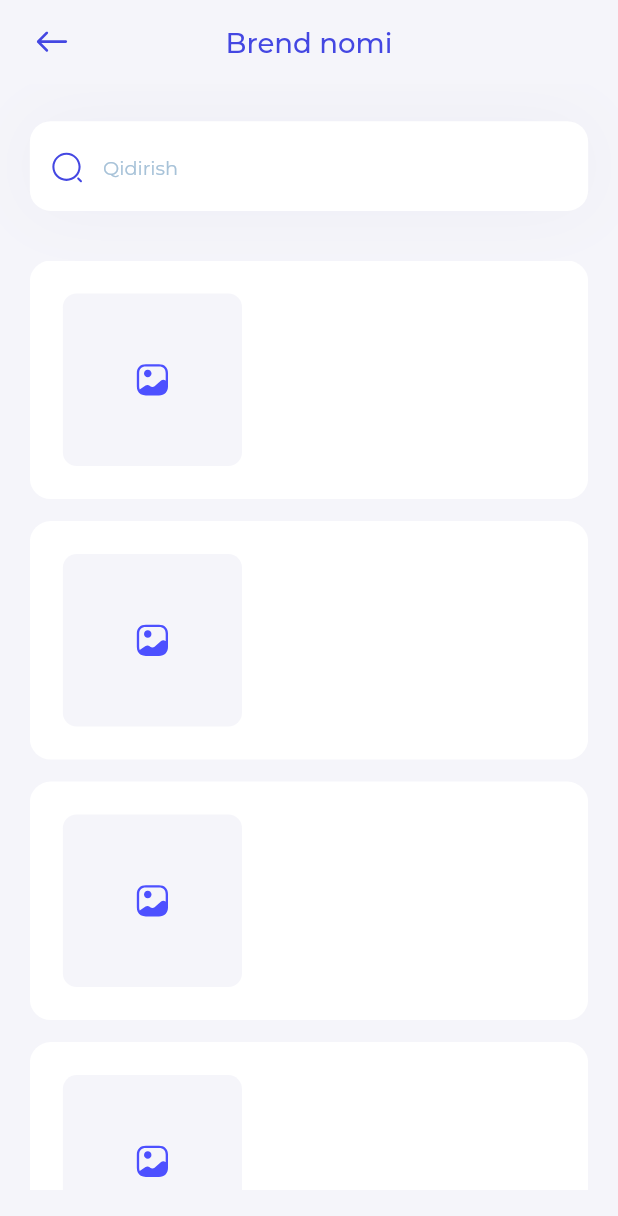
After one commit to Abdullayev3635/savdo, a Flutter app: the ProductPage screen opened directly, after a tap on "Liqui Moly", on a phone screen of 412 x 824 dp. The commit adds this screen. Shown: the top 1216 px of the screen. Run offline on Flutter 3.47's test engine with Material 2 defaults, Android fonts, the phone set to English and light mode, and no system bars; our stand-ins replace auto_size_text, bloc, bloc_concurrency, dartz, equatable, flutter_bloc and 14 more; accounts and stored records are empty; statements that could not run were skipped; project files that could hold a hidden picture were left out.

Commit message:
product_items

```diff
--- a/lib/features/accounts/presentation/widgets/profile_items.dart
+++ b/lib/features/accounts/presentation/widgets/profile_items.dart
@@ -4,6 +4,7 @@ import 'package:flutter_svg/svg.dart';
 
 import '../../../../core/utils/app_constants.dart';
 
+// ignore: must_be_immutable
 class ProfileItemsWidgets extends StatelessWidget {
   final String title, icon;
   Color? color;
--- a/lib/features/app.dart
+++ b/lib/features/app.dart
@@ -1,7 +1,6 @@
 import 'package:flutter/material.dart';
 import 'package:flutter_screenutil/flutter_screenutil.dart';
 import 'package:savdo_agnet_client/features/firmalar/presentation/pages/firmalar_page.dart';
-import 'package:savdo_agnet_client/features/map_check/presentation/pages/map_check.dart';
 
 class AppProvider extends StatelessWidget {
   const AppProvider({Key? key}) : super(key: key);
--- a/lib/features/main/presentation/pages/main_page.dart
+++ b/lib/features/main/presentation/pages/main_page.dart
@@ -36,7 +36,7 @@ class _MainPageState extends State<MainPage> {
                   crossAxisAlignment: CrossAxisAlignment.start,
                   mainAxisAlignment: MainAxisAlignment.start,
                   children: [
-                    Container(
+                    SizedBox(
                       width: MediaQuery
                           .of(context)
                           .size
--- a/lib/features/product/presentation/pages/product_page.dart
+++ b/lib/features/product/presentation/pages/product_page.dart
@@ -3,6 +3,7 @@ import 'package:flutter_screenutil/flutter_screenutil.dart';
 import 'package:flutter_svg/flutter_svg.dart';
 import 'package:savdo_agnet_client/core/utils/app_constants.dart';
 import 'package:savdo_agnet_client/features/firmalar/presentation/widgets/text_field_widget.dart';
+import 'package:savdo_agnet_client/features/product_items/presentation/pages/products.dart';
 
 class ProductPage extends StatefulWidget {
   const ProductPage({Key? key}) : super(key: key);
@@ -45,10 +46,20 @@ class _ProductPageState extends State<ProductPage> {
                     physics: const BouncingScrollPhysics(),
                     itemCount: 10,
                     itemBuilder: (context, index) {
-                      return const ProductItemsWidget(
-                        image: 'assets/icons/ic_gallery.svg',
-                      title: 'Liqui Moly',
-                        count: '40',
+                      return InkWell(
+                        onTap: () {
+                          Navigator.push(
+                            context,
+                            MaterialPageRoute(
+                              builder: (context) => const Products(),
+                            ),
+                          );
+                        },
+                        child: const ProductItemsWidget(
+                          image: 'assets/icons/ic_gallery.svg',
+                          title: 'Liqui Moly',
+                          count: '40',
+                        ),
                       );
                     }),
               )
--- /dev/null
+++ b/lib/features/product_items/presentation/pages/products.dart
@@ -0,0 +1,78 @@
+import 'package:flutter/material.dart';
+import 'package:flutter_screenutil/flutter_screenutil.dart';
+import 'package:flutter_svg/svg.dart';
+import 'package:savdo_agnet_client/features/product_items/presentation/widgets/search.dart';
+
+import '../../../../core/utils/app_constants.dart';
+import '../widgets/product_items.dart';
+
+class Products extends StatefulWidget {
+  const Products({Key? key}) : super(key: key);
+
+  @override
+  State<Products> createState() => _ProductsState();
+}
+
+class _ProductsState extends State<Products> {
+  TextEditingController textEditingController = TextEditingController();
+  @override
+  Widget build(BuildContext context) {
+    return Scaffold(
+      appBar: buildAppBar(context),
+      body: Container(
+        padding: EdgeInsets.symmetric(horizontal: 20.w),
+        color: cBackgroundColor,
+        child: Column(
+          children: [
+            TextFieldWidget(controller: textEditingController,),
+            Container(
+              height: MediaQuery.of(context).size.height / 1.33,
+              margin: EdgeInsets.only(top: 36.h),
+              child: ListView.builder(
+                  physics: const BouncingScrollPhysics(),
+                  itemCount: 10,
+                  itemBuilder: (context, index) {
+                    return InkWell(
+                      onTap: () {
+                        Navigator.push(
+                          context,
+                          MaterialPageRoute(
+                            builder: (context) => const Products(),
+                          ),
+                        );
+                      },
+                      child: const ProductItemsWidget(
+                        image: 'assets/icons/ic_gallery.svg',
+                        title: 'Liqui Moly',
+                        count: '40',
+                      ),
+                    );
+                  }),
+            ),
+          ],
+        ),
+      ),
+    );
+  }
+  AppBar buildAppBar(BuildContext context) {
+    return AppBar(
+      leadingWidth: 70,
+      elevation: 0,
+      backgroundColor: cBackgroundColor,
+      leading: IconButton(
+        onPressed: () {},
+        icon: SvgPicture.asset("assets/icons/ic_arrow_back.svg"),
+      ),
+      title: Text(
+        "Brend nomi",
+        style: TextStyle(
+          fontFamily: "Medium",
+          fontSize: 20.sp,
+          fontWeight: FontWeight.w500,
+          color: primaryColor,
+        ),
+      ),
+      centerTitle: true,
+    );
+  }
+}
--- /dev/null
+++ b/lib/features/product_items/presentation/widgets/product_items.dart
@@ -0,0 +1,44 @@
+import 'package:flutter/material.dart';
+import 'package:flutter_screenutil/flutter_screenutil.dart';
+import 'package:flutter_svg/flutter_svg.dart';
+import 'package:savdo_agnet_client/core/utils/app_constants.dart';
+
+class ProductItemsWidget extends StatelessWidget {
+  final String title, image, count;
+
+  const ProductItemsWidget({
+    required this.title,
+    required this.count,
+    required this.image,
+    Key? key,
+  }) : super(key: key);
+
+  @override
+  Widget build(BuildContext context) {
+    return Container(
+      decoration: BoxDecoration(
+          borderRadius: BorderRadius.circular(15.r), color: cWhiteColor),
+      margin: EdgeInsets.only(bottom: 16.h),
+      child: Row(
+        children: [
+          Container(
+            height: 125.h,
+            width: 120.w,
+            margin: const EdgeInsets.all(22),
+            padding: const EdgeInsets.all(45),
+            decoration: BoxDecoration(
+              borderRadius: BorderRadius.circular(10.r),
+              color: cBackgroundColor,
+            ),
+            child: SizedBox(
+              child: SvgPicture.asset(
+                "assets/icons/ic_gallery.svg",
+
+              ),
+            ),
+          ),
+        ],
+      ),
+    );
+  }
+}
--- /dev/null
+++ b/lib/features/product_items/presentation/widgets/search.dart
@@ -0,0 +1,76 @@
+import 'package:flutter/material.dart';
+import 'package:flutter_bloc/flutter_bloc.dart';
+import 'package:flutter_screenutil/flutter_screenutil.dart';
+import 'package:flutter_svg/svg.dart';
+
+import '../../../../core/utils/app_constants.dart';
+import '../../../firmalar/presentation/bloc/firma_cubit.dart';
+class TextFieldWidget extends StatefulWidget {
+  const TextFieldWidget({
+    Key? key,
+    required this.controller,
+  }) : super(key: key);
+
+  final TextEditingController? controller;
+
+  @override
+  State<TextFieldWidget> createState() => _TextFieldWidgetState();
+}
+
+class _TextFieldWidgetState extends State<TextFieldWidget> {
+  @override
+  Widget build(BuildContext context) {
+    return Container(
+      decoration: BoxDecoration(
+        borderRadius: BorderRadius.circular(15.r),
+        color: cWhiteColor,
+        boxShadow: [textFieldShadow],
+      ),
+      height: 65.h,
+      margin: EdgeInsets.only(top: 27.h),
+      padding: EdgeInsets.fromLTRB(13.w, 2.h, 13.w, 0.h),
+      child: Center(
+        child: Row(
+          children: [
+            SvgPicture.asset(
+              'assets/icons/ic_search.svg',
+              width: 24.w,
+              height: 24.h,
+              color: primaryColor,
+            ),
+            SizedBox(width: 12.w),
+            Expanded(
+              child: TextFormField(
+                onChanged: (value) {
+                  BlocProvider.of<SearchFirmaItemsCubit>(context)
+                      .searchMaxsulot(value);
+                  setState(() {});
+                },
+                textAlignVertical: TextAlignVertical.top,
+                cursorColor:primaryColor,
+                controller: widget.controller,
+                decoration: InputDecoration(
+                  border: InputBorder.none,
+                  contentPadding: const EdgeInsets.only(bottom: 0),
+                  hintText: "Qidirish",
+                  hintStyle: TextStyle(
+                      fontSize: 14.sp,
+                      color: cHintTextColor,
+                      fontFamily: "Regular"),
+                  prefixIconConstraints: BoxConstraints(
+                    maxWidth: 30.w,
+                    maxHeight: 30.h,
+                    minHeight: 25.h,
+                    minWidth: 25.w,
+                  ),
+                ),
+                style: TextStyle(
+                    fontSize: 16.sp, color: primaryColor, fontFamily: "Regular"),
+              ),
+            ),
+          ],
+        ),
+      ),
+    );
+  }
+}
```
